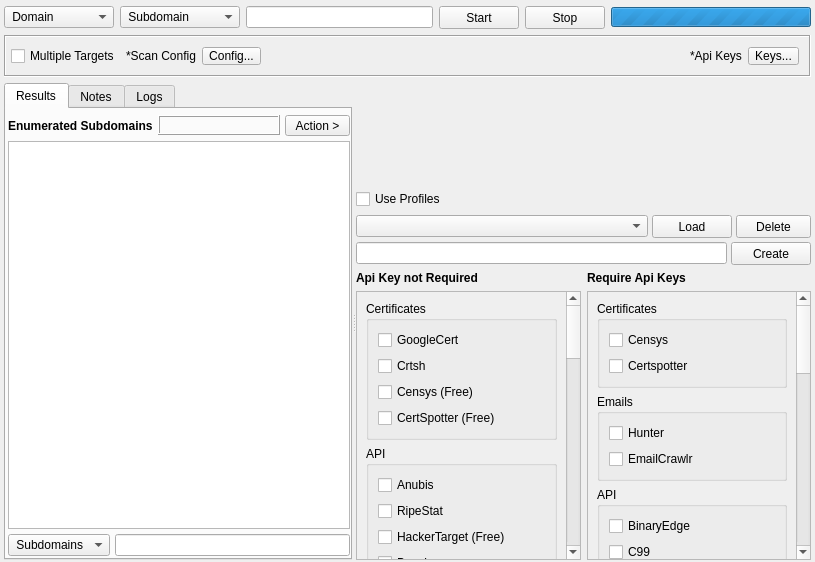
First picture: the form in sub3suite/src/engines/osint/Osint.ui, repository 3nock/OTE, before the edit.
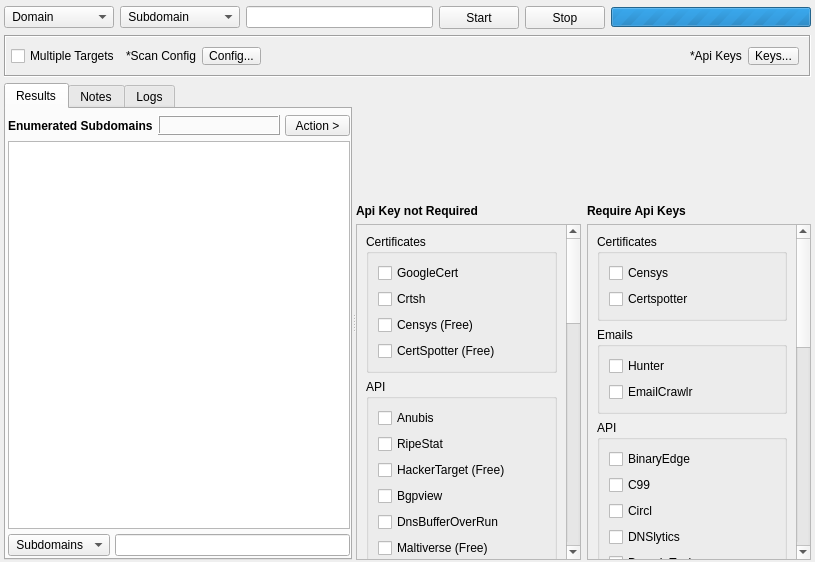
Second picture: the form after the edit. Custom widgets are drawn as their Qt base class.

The edit to the form file:
```diff
--- a/sub3suite/src/engines/osint/Osint.ui
+++ b/sub3suite/src/engines/osint/Osint.ui
@@ -667,7 +667,7 @@
        </layout>
       </widget>
      </widget>
-     <widget class="QWidget" name="">
+     <widget class="QWidget" name="layoutWidget">
       <layout class="QVBoxLayout" name="verticalLayout_17">
        <item>
         <widget class="InputWidget" name="targets" native="true">
@@ -685,167 +685,6 @@
          </property>
         </widget>
        </item>
-       <item>
-        <widget class="QCheckBox" name="useProfiles">
-         <property name="text">
-          <string>Use Profiles</string>
-         </property>
-         <property name="checked">
-          <bool>false</bool>
-         </property>
-        </widget>
-       </item>
-       <item>
-        <widget class="QFrame" name="frameProfiles">
-         <property name="styleSheet">
-          <string notr="true"/>
-         </property>
-         <property name="frameShape">
-          <enum>QFrame::NoFrame</enum>
-         </property>
-         <property name="frameShadow">
-          <enum>QFrame::Sunken</enum>
-         </property>
-         <layout class="QVBoxLayout" name="verticalLayout_15">
-          <property name="spacing">
-           <number>4</number>
-          </property>
-          <property name="leftMargin">
-           <number>0</number>
-          </property>
-          <property name="topMargin">
-           <number>0</number>
-          </property>
-          <property name="rightMargin">
-           <number>0</number>
-          </property>
-          <property name="bottomMargin">
-           <number>0</number>
-          </property>
-          <item>
-           <layout class="QHBoxLayout" name="horizontalLayout_8">
-            <item>
-             <widget class="QComboBox" name="comboBoxProfiles">
-              <property name="minimumSize">
-               <size>
-                <width>0</width>
-                <height>21</height>
-               </size>
-              </property>
-              <property name="focusPolicy">
-               <enum>Qt::NoFocus</enum>
-              </property>
-              <property name="styleSheet">
-               <string notr="true"/>
-              </property>
-              <property name="editable">
-               <bool>false</bool>
-              </property>
-              <property name="frame">
-               <bool>true</bool>
-              </property>
-             </widget>
-            </item>
-            <item>
-             <widget class="QPushButton" name="buttonLoadProfile">
-              <property name="sizePolicy">
-               <sizepolicy hsizetype="Fixed" vsizetype="Fixed">
-                <horstretch>0</horstretch>
-                <verstretch>0</verstretch>
-               </sizepolicy>
-              </property>
-              <property name="minimumSize">
-               <size>
-                <width>75</width>
-                <height>23</height>
-               </size>
-              </property>
-              <property name="styleSheet">
-               <string notr="true"/>
-              </property>
-              <property name="text">
-               <string>Load</string>
-              </property>
-             </widget>
-            </item>
-            <item>
-             <widget class="QPushButton" name="buttonDeleteProfile">
-              <property name="sizePolicy">
-               <sizepolicy hsizetype="Fixed" vsizetype="Fixed">
-                <horstretch>0</horstretch>
-                <verstretch>0</verstretch>
-               </sizepolicy>
-              </property>
-              <property name="minimumSize">
-               <size>
-                <width>75</width>
-                <height>23</height>
-               </size>
-              </property>
-              <property name="maximumSize">
-               <size>
-                <width>75</width>
-                <height>16777215</height>
-               </size>
-              </property>
-              <property name="toolTip">
-               <string/>
-              </property>
-              <property name="toolTipDuration">
-               <number>-1</number>
-              </property>
-              <property name="styleSheet">
-               <string notr="true"/>
-              </property>
-              <property name="text">
-               <string>Delete</string>
-              </property>
-             </widget>
-            </item>
-           </layout>
-          </item>
-          <item>
-           <layout class="QHBoxLayout" name="horizontalLayout_9">
-            <item>
-             <widget class="QLineEdit" name="lineEditNewProfile">
-              <property name="styleSheet">
-               <string notr="true"/>
-              </property>
-             </widget>
-            </item>
-            <item>
-             <widget class="QPushButton" name="buttonCreateProfile">
-              <property name="sizePolicy">
-               <sizepolicy hsizetype="Fixed" vsizetype="Fixed">
-                <horstretch>0</horstretch>
-                <verstretch>0</verstretch>
-               </sizepolicy>
-              </property>
-              <property name="minimumSize">
-               <size>
-                <width>75</width>
-                <height>23</height>
-               </size>
-              </property>
-              <property name="maximumSize">
-               <size>
-                <width>100</width>
-                <height>16777215</height>
-               </size>
-              </property>
-              <property name="styleSheet">
-               <string notr="true"/>
-              </property>
-              <property name="text">
-               <string>Create</string>
-              </property>
-             </widget>
-            </item>
-           </layout>
-          </item>
-         </layout>
-        </widget>
-       </item>
        <item>
         <layout class="QHBoxLayout" name="horizontalLayout_10">
          <item>
@@ -912,7 +751,7 @@
                <rect>
                 <x>0</x>
                 <y>0</y>
-                <width>180</width>
+                <width>194</width>
                 <height>1057</height>
                </rect>
               </property>
@@ -1314,7 +1153,7 @@
                <rect>
                 <x>0</x>
                 <y>0</y>
-                <width>180</width>
+                <width>193</width>
                 <height>830</height>
                </rect>
               </property>
```
